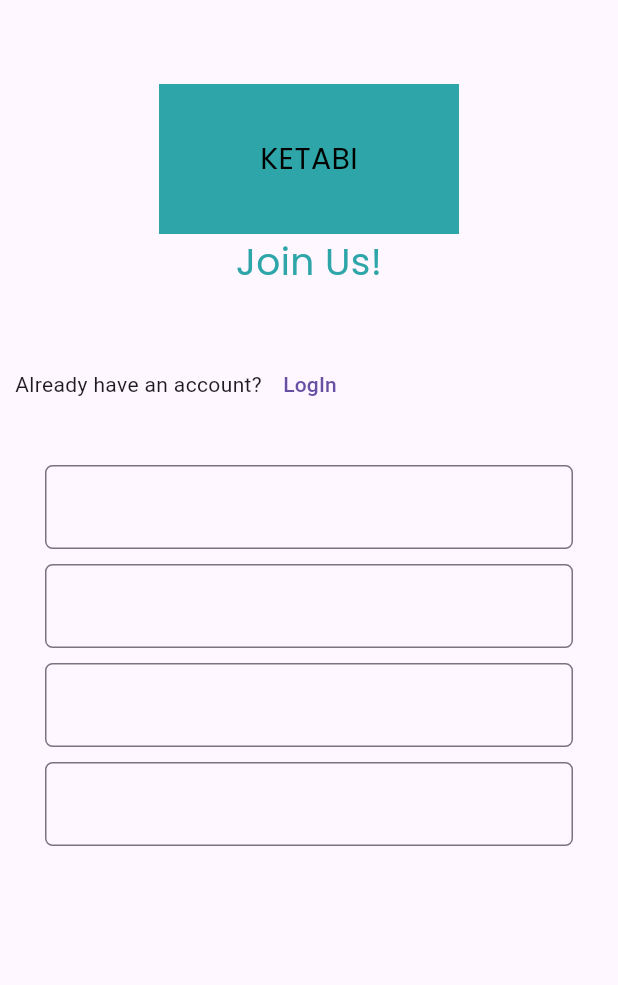
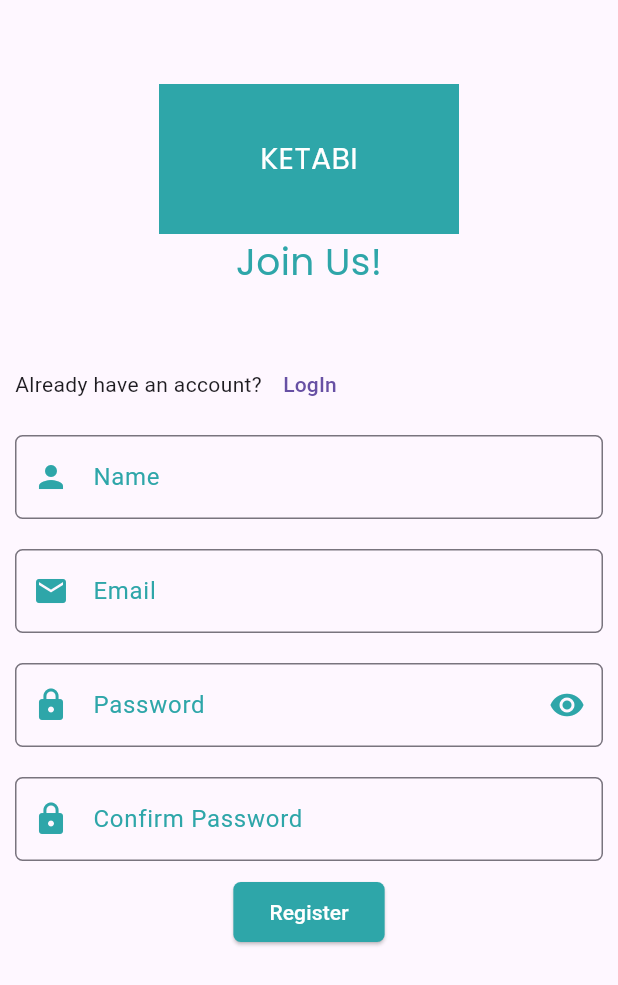
Before and after one commit to HussainFadl/BookStoreApp-, a Flutter app: the screen it shows after launch, on a phone screen of 412 x 824 dp. Shown: the top 985 px of the screen. Run offline on Flutter 3.47's test engine with Material 3 defaults, Android fonts, the phone set to English and light mode, and no system bars; our stand-ins replace google_fonts.

```diff
--- a/lib/Feature/register_view.dart
+++ b/lib/Feature/register_view.dart
@@ -1,6 +1,8 @@
 import 'package:bookstore/Feature/logIn_view.dart';
 import 'package:bookstore/Util/app_colors.dart';
 import 'package:bookstore/Util/app_functions.dart';
+import 'package:bookstore/Util/custom_TFF.dart';
+import 'package:bookstore/Util/custom_button.dart';
 import 'package:bookstore/Util/text_styles.dart';
 import 'package:flutter/material.dart';
 
@@ -11,7 +13,8 @@ class RegisterView extends StatelessWidget {
   Widget build(BuildContext context) {
     return Scaffold(
       appBar: AppBar(),
-      body: Column(
+      body: SingleChildScrollView(
+        child: Column(
           mainAxisAlignment: MainAxisAlignment.start,
           // crossAxisAlignment: CrossAxisAlignment.start,
           children: [
@@ -24,7 +27,7 @@ class RegisterView extends StatelessWidget {
               child: Center(
                 child: Text(
                   'KETABI',
-                style: getHeadlineStyle(),
+                  style: getHeadlineStyle(color: AppColors.whiteColor),
                 ),
               ),
             ),
@@ -55,36 +58,53 @@ class RegisterView extends StatelessWidget {
               ),
             ),
             Padding(
-            padding: const EdgeInsets.all(30),
+              padding: const EdgeInsets.all(10),
               child: Column(
                 children: [
-                TextFormField(
-                    decoration: const InputDecoration(
-                  border: OutlineInputBorder(
-                      borderRadius: BorderRadius.all(Radius.circular(5))),
-                )),
-                const SizedBox(height: 10),
-                TextFormField(
-                    decoration: const InputDecoration(
-                  border: OutlineInputBorder(
-                      borderRadius: BorderRadius.all(Radius.circular(5))),
-                )),
-                const SizedBox(height: 10),
-                TextFormField(
-                    decoration: const InputDecoration(
-                  border: OutlineInputBorder(
-                      borderRadius: BorderRadius.all(Radius.circular(5))),
-                )),
-                const SizedBox(height: 10),
-                TextFormField(
-                    decoration: const InputDecoration(
-                  border: OutlineInputBorder(
-                      borderRadius: BorderRadius.all(Radius.circular(5))),
-                )),
+                  MyTTF(
+                    prefixIcon: Icon(
+                      Icons.person,
+                      color: AppColors.primaryColor,
+                    ),
+                    labelText: 'Name',
+                  ),
+                  const SizedBox(height: 20),
+                  MyTTF(
+                      prefixIcon: Icon(
+                        Icons.email,
+                        color: AppColors.primaryColor,
+                      ),
+                      labelText: 'Email'),
+                  const SizedBox(height: 20),
+                  MyTTF(
+                    prefixIcon: Icon(
+                      Icons.lock,
+                      color: AppColors.primaryColor,
+                    ),
+                    labelText: 'Password',
+                    suffixIcon: Icon(
+                      Icons.remove_red_eye,
+                      color: AppColors.primaryColor,
+                    ),
+                  ),
+                  const SizedBox(height: 20),
+                  MyTTF(
+                      prefixIcon: Icon(
+                        Icons.lock,
+                        color: AppColors.primaryColor,
+                      ),
+                      labelText: 'Confirm Password')
                 ],
               ),
             ),
+            CustomButton(
+                onPressed: () {
+                  AppFunctions.getMoveToNextPage(
+                      context: context, theNextScreen: const LogInView());
+                },
+                text: 'Register')
           ],
+        ),
       ),
     );
   }
--- /dev/null
+++ b/lib/Util/custom_TFF.dart
@@ -0,0 +1,30 @@
+import 'package:bookstore/Util/app_colors.dart';
+import 'package:flutter/material.dart';
+
+class MyTTF extends StatelessWidget {
+  var prefixIcon;
+
+  var labelText;
+
+  var suffixIcon;
+
+  MyTTF(
+      {super.key,
+      required this.prefixIcon,
+      required this.labelText,
+      this.suffixIcon});
+
+  @override
+  Widget build(BuildContext context) {
+    return TextFormField(
+        decoration: InputDecoration(
+            border: const OutlineInputBorder(
+                borderRadius: BorderRadius.all(Radius.circular(5))),
+            prefixIcon: prefixIcon,
+            labelText: labelText,
+            suffixIcon: suffixIcon,
+            iconColor: AppColors.primaryColor,
+            fillColor: AppColors.primaryColor,
+            labelStyle: TextStyle(color: AppColors.primaryColor)));
+  }
+}
--- /dev/null
+++ b/lib/Util/custom_button.dart
@@ -0,0 +1,28 @@
+import 'package:bookstore/Util/app_colors.dart';
+import 'package:flutter/material.dart';
+
+class CustomButton extends StatelessWidget {
+  const CustomButton(
+      {super.key,
+      this.background = const Color(0xff2EA6A9),
+      required this.onPressed,
+      required this.text});
+
+  final String text;
+  final Function() onPressed;
+  final Color background;
+
+  @override
+  Widget build(BuildContext context) {
+    return ElevatedButton(
+        style: ElevatedButton.styleFrom(
+          shape: RoundedRectangleBorder(borderRadius: BorderRadius.circular(5)),
+          backgroundColor: AppColors.primaryColor,
+          foregroundColor: AppColors.whiteColor,
+        ),
+        onPressed: onPressed,
+        child: Text(
+          text,
+        ));
+  }
+}
```
Also changed, not shown: lib/Feature/logIn_view.dart (+67 -0 lines). Lines whose indentation alone changed are shown as unchanged.
